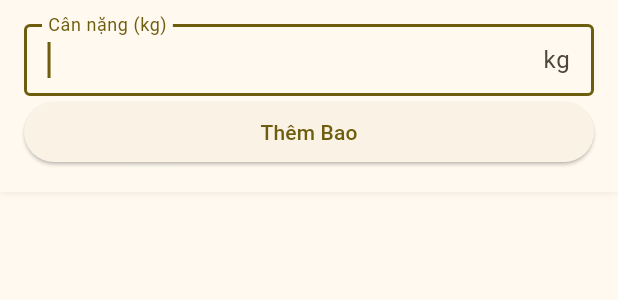
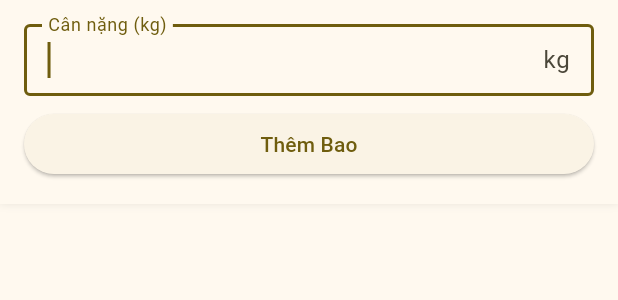
Before and after one commit to zoroneo/rice_calculator, a Flutter app: the UnitForm widget shown alone on an empty page, opened directly with empty values, on a phone screen of 412 x 824 dp. Shown: the top 300 px of the screen. Run offline on Flutter 3.47's test engine with Material 3 defaults, Android fonts, the phone set to English and light mode, and no system bars; our stand-ins replace hive, hive_flutter; accounts and stored records are empty.

Commit message:
add space form

```diff
--- a/lib/screens/batch_detail_screen.dart
+++ b/lib/screens/batch_detail_screen.dart
@@ -234,7 +234,8 @@ class _BatchDetailScreenState extends State<BatchDetailScreen> {
     if (_isEditing && _editingUnitIndex == index) return;
 
     // Format the weight properly - remove decimal part if it's a whole number
-    final formattedWeight = weight % 1 == 0 ? weight.toInt().toString() : weight.toString();
+    final formattedWeight =
+        weight % 1 == 0 ? weight.toInt().toString() : weight.toString();
     _weightController.text = formattedWeight;
 
     setState(() {
@@ -913,6 +914,7 @@ class UnitForm extends StatelessWidget {
               validator: _validateWeight,
               onFieldSubmitted: (_) => _submitForm(),
             ),
+            const SizedBox(height: 8),
             ElevatedButton(
               onPressed: isProcessing ? null : _submitForm,
               child: Text(isEditing ? 'Cập Nhật Bao' : 'Thêm Bao'),
```
